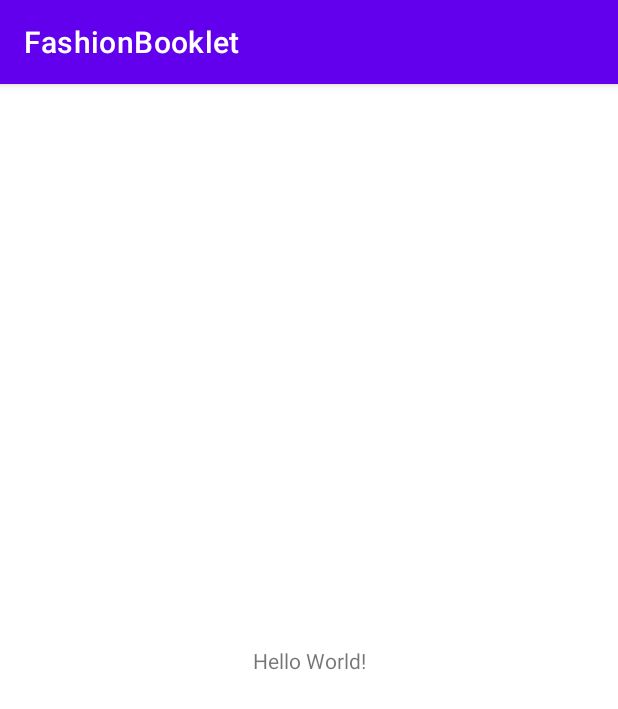
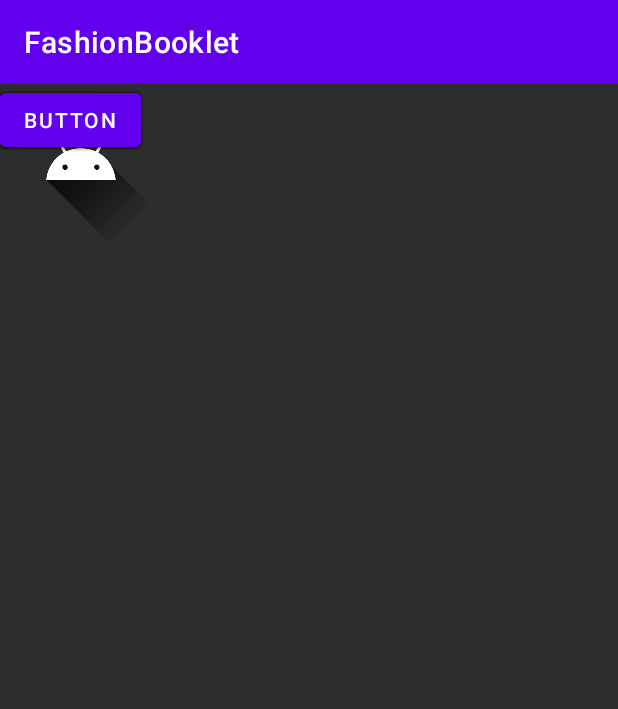
Before and after one commit to sfawefadfaf/FashionBooklet, an Android app: the screen it shows after launch (MainActivity), on a phone screen of 412 x 824 dp. Shown: the top 709 px of the screen. Run offline under Robolectric (Android 15) with nearby library versions, the phone set to English and light mode, and no system bars.

Commit message:
design placement

```diff
--- a/app/src/main/res/layout/activity_main.xml
+++ b/app/src/main/res/layout/activity_main.xml
@@ -4,15 +4,103 @@
     xmlns:tools="http://schemas.android.com/tools"
     android:layout_width="match_parent"
     android:layout_height="match_parent"
+    android:background="#D2000000"
     tools:context=".MainActivity">
 
-    <TextView
+    <Button
+        android:id="@+id/button2"
         android:layout_width="wrap_content"
         android:layout_height="wrap_content"
-        android:text="Hello World!"
-        app:layout_constraintBottom_toBottomOf="parent"
-        app:layout_constraintEnd_toEndOf="parent"
-        app:layout_constraintStart_toStartOf="parent"
-        app:layout_constraintTop_toTopOf="parent" />
+        android:text="Button"
+        tools:layout_editor_absoluteX="28dp"
+        tools:layout_editor_absoluteY="180dp" />
+
+    <ImageView
+        android:id="@+id/face"
+        android:layout_width="wrap_content"
+        android:layout_height="wrap_content"
+        app:srcCompat="@drawable/ic_launcher_foreground"
+        tools:layout_editor_absoluteX="151dp"
+        tools:layout_editor_absoluteY="147dp" />
+
+    <Button
+        android:id="@+id/button"
+        android:layout_width="wrap_content"
+        android:layout_height="wrap_content"
+        android:text="Button"
+        tools:layout_editor_absoluteX="286dp"
+        tools:layout_editor_absoluteY="180dp" />
+
+    <Button
+        android:id="@+id/button3"
+        android:layout_width="wrap_content"
+        android:layout_height="wrap_content"
+        android:text="Button"
+        tools:layout_editor_absoluteX="286dp"
+        tools:layout_editor_absoluteY="287dp" />
+
+    <ImageView
+        android:id="@+id/shirts"
+        android:layout_width="wrap_content"
+        android:layout_height="wrap_content"
+        app:srcCompat="@drawable/ic_launcher_foreground"
+        tools:layout_editor_absoluteX="151dp"
+        tools:layout_editor_absoluteY="255dp" />
+
+    <ImageView
+        android:id="@+id/pants"
+        android:layout_width="wrap_content"
+        android:layout_height="wrap_content"
+        app:srcCompat="@drawable/ic_launcher_foreground"
+        tools:layout_editor_absoluteX="151dp"
+        tools:layout_editor_absoluteY="363dp" />
+
+    <ImageView
+        android:id="@+id/shoes"
+        android:layout_width="wrap_content"
+        android:layout_height="wrap_content"
+        app:srcCompat="@drawable/ic_launcher_foreground"
+        tools:layout_editor_absoluteX="151dp"
+        tools:layout_editor_absoluteY="471dp" />
+
+    <Button
+        android:id="@+id/button4"
+        android:layout_width="wrap_content"
+        android:layout_height="wrap_content"
+        android:text="Button"
+        tools:layout_editor_absoluteX="28dp"
+        tools:layout_editor_absoluteY="287dp" />
+
+    <Button
+        android:id="@+id/button5"
+        android:layout_width="wrap_content"
+        android:layout_height="wrap_content"
+        android:text="Button"
+        tools:layout_editor_absoluteX="28dp"
+        tools:layout_editor_absoluteY="394dp" />
+
+    <Button
+        android:id="@+id/button6"
+        android:layout_width="wrap_content"
+        android:layout_height="wrap_content"
+        android:text="Button"
+        tools:layout_editor_absoluteX="286dp"
+        tools:layout_editor_absoluteY="394dp" />
+
+    <Button
+        android:id="@+id/button7"
+        android:layout_width="wrap_content"
+        android:layout_height="wrap_content"
+        android:text="Button"
+        tools:layout_editor_absoluteX="28dp"
+        tools:layout_editor_absoluteY="506dp" />
+
+    <Button
+        android:id="@+id/button8"
+        android:layout_width="wrap_content"
+        android:layout_height="wrap_content"
+        android:text="Button"
+        tools:layout_editor_absoluteX="286dp"
+        tools:layout_editor_absoluteY="506dp" />
 
 </androidx.constraintlayout.widget.ConstraintLayout>
--- a/build.gradle
+++ b/build.gradle
@@ -1,6 +1,6 @@
 // Top-level build file where you can add configuration options common to all sub-projects/modules.
 plugins {
-    id 'com.android.application' version '7.4.0' apply false
-    id 'com.android.library' version '7.4.0' apply false
+    id 'com.android.application' version '8.3.2' apply false
+    id 'com.android.library' version '8.3.2' apply false
     id 'org.jetbrains.kotlin.android' version '1.7.21' apply false
 }
--- a/gradle.properties
+++ b/gradle.properties
@@ -21,3 +21,5 @@ kotlin.code.style=official
 # resources declared in the library itself and none from the library's dependencies,
 # thereby reducing the size of the R class for that library
 android.nonTransitiveRClass=true
+android.defaults.buildfeatures.buildconfig=true
+android.nonFinalResIds=false
```
Also changed, not shown: gradle/wrapper/gradle-wrapper.properties.
